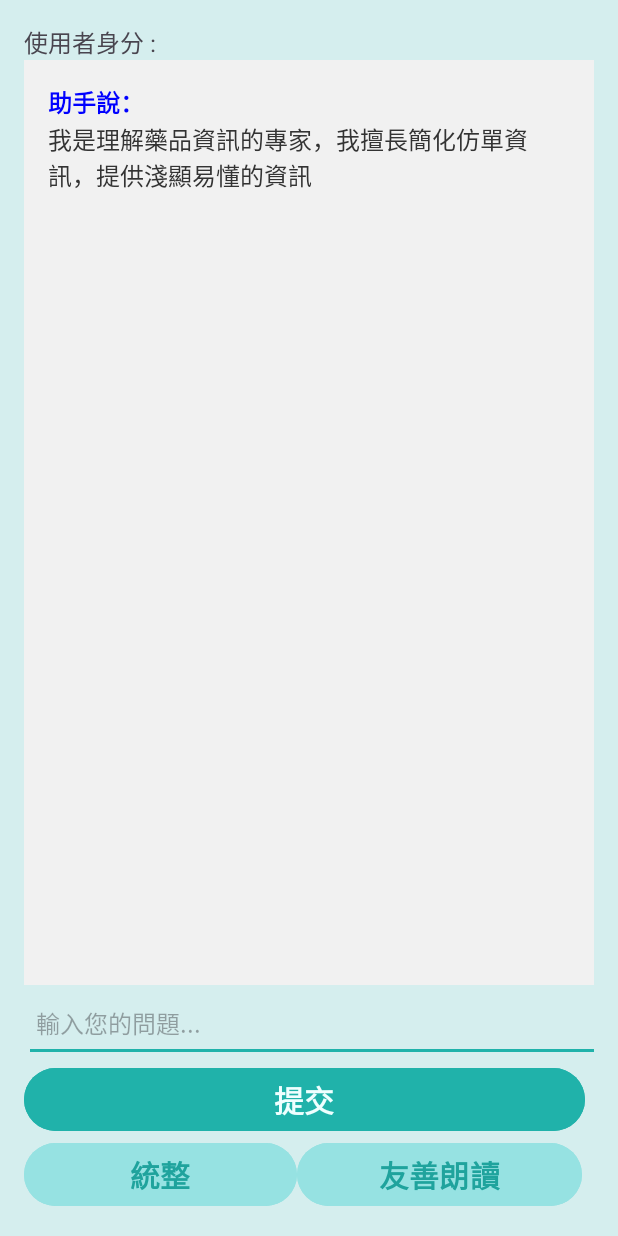
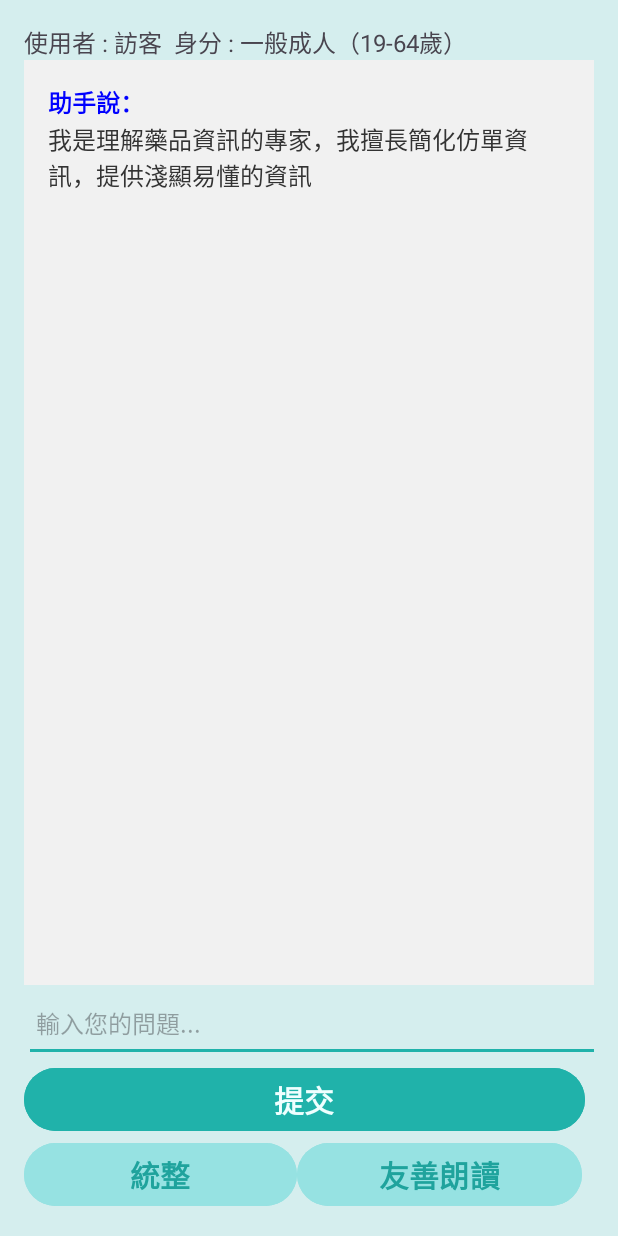
Before and after one commit to ZhenWei93/MedicineApp4, an Android app: the OpenAIActivity screen opened directly, with no data from a screen before it, on a phone screen of 412 x 824 dp. Run offline under Robolectric (Android 15) with nearby library versions, the light colour scheme and no system bars.

Commit message:
所有功能串接完成

```diff
--- a/app/build.gradle
+++ b/app/build.gradle
@@ -112,4 +112,6 @@ dependencies {
 
     implementation 'org.jetbrains.kotlinx:kotlinx-coroutines-core:1.7.3'
     implementation 'org.jetbrains.kotlinx:kotlinx-coroutines-android:1.7.3'
+// 掃描Qrcode
+    implementation 'com.journeyapps:zxing-android-embedded:4.3.0'
 }
--- a/app/src/main/java/edu/fju/medicineapp/AIConversation.kt
+++ b/app/src/main/java/edu/fju/medicineapp/AIConversation.kt
@@ -31,6 +31,7 @@ object AIModel
     val model = "gpt-3.5-turbo"
 
     val key = ""
+
     // OpenAI API
     val urlString = "https://api.openai.com/v1/chat/completions"
 
@@ -80,8 +81,8 @@ class AIConversation
             "content" to     "而且我擅長面對老人家，不用太複雜的文字或學術用語，我會講很簡單，而且我會講到啟智兒都聽得懂，"),
         mapOf("role" to "system",
             "content" to     "成份含量部分應要更簡潔，不要太臭長。"),
-        mapOf("role" to "system",
-            "content" to     "如果有人亂問不是有關藥品的問題，我不會回答他，並和他說：請詢問有關藥品的問題。"),
+//        mapOf("role" to "system",
+//            "content" to     "如果有人亂問不是有關藥品的問題，我不會回答他，並和他說：請詢問有關藥品的問題。"),
         mapOf("role" to "system",
             "content" to     "我會分辨藥品的食用方式，並且和使用者說明這是否可以用吃的。"),
         mapOf("role" to "system",
@@ -120,6 +121,15 @@ class AIConversation
                 else -> "列出一般副作用，確保資訊簡單易懂。"
             }
 
+            // 定義語氣風格
+            val tone = when (identity.lowercase()) {
+                "baby", "child" -> "溫柔、簡單、親切，像是對小孩說話，確保每個段落（用途、使用、副作用、注意事項）的說明都用超短句子，詞彙簡單，像跟小朋友聊天。\n" + "也可以於回應結尾加入\"有不懂的地方一定要記得告訴爸爸媽媽或是醫生喔！\""
+                "teenager" -> "直白、輕鬆，帶點鼓勵性"
+                "elderly" -> "耐心、清晰、尊重，語速慢"
+                "pregnant" -> "謹慎、溫暖、重視安全"
+                else -> "中性、專業、簡潔"
+            }
+
             var contentDetail = when (userType)
             {
                 "一般成人" ->
@@ -148,12 +158,23 @@ class AIConversation
                 """.trimIndent()
             }
 
+            // 針對baby和child添加額外的語氣指導
+//            val extraToneGuidance = when (identity.lowercase()) {
+//                "baby", "child" ->
+//                    """
+//                    確保每個段落（用途、使用、副作用、注意事項）的說明都用超短句子，詞彙簡單，像跟小朋友聊天。
+//                    在用途、副作用、注意事項的結尾隨機加入以下狀聲詞或提醒之一：["喔~", "要記得喔~", "好重要喔！", "小心點喔~"]。
+//                    整體回應結尾必須加上：有不懂的地方一定要記得告訴爸爸媽媽或是醫生喔！
+//                    """.trimIndent()
+//                            else -> ""
+//            }
+            // 最終提示詞
             """
-            當我簡化仿單資訊，總長度不超過300字，確保簡單易懂，適合老人或啟智兒：
-            我現在會針對${userType} 身份來回答。
-            根據身份的不同，會以以下規則來回傳：
-            ${contentDetail}
-            """.trimIndent()
+                當我簡化仿單資訊，總長度不超過300字，確保簡單易懂，適合老人或啟智兒：
+                針對${userType}身份回應，採用以下語氣：${tone}。
+                根據身份，遵循以下規則：
+                ${contentDetail}
+                """.trimIndent()
         }
 
         return fullPrompt()
--- a/app/src/main/java/edu/fju/medicineapp/OpenAIActivity.kt
+++ b/app/src/main/java/edu/fju/medicineapp/OpenAIActivity.kt
@@ -1,6 +1,7 @@
 package edu.fju.medicineapp
 
 
+import android.content.pm.PackageManager
 import android.graphics.Color
 import android.graphics.Typeface
 import android.os.Bundle
@@ -14,11 +15,14 @@ import android.widget.Button
 import android.widget.EditText
 import android.widget.TextView
 import androidx.appcompat.app.AppCompatActivity
+import androidx.core.app.ActivityCompat
+import androidx.core.content.ContextCompat
 import com.skh.storyteller.DefaultOnInfoListener
 import com.skh.storyteller.Storyteller
 import edu.fju.medicineapp.data.PreferencesManager
 import edu.fju.medicineapp.utility.SOUT
 import edu.fju.medicineapp.utility.UIUtility.closeKeyboard
+import android.Manifest
 
 
 class OpenAIActivity: AppCompatActivity(), AIConversationInterface
@@ -31,6 +35,7 @@ class OpenAIActivity: AppCompatActivity(), AIConversationInterface
     var aiConversation = AIConversation()
     var lastPackageInserSummary = ""
 
+    lateinit var userInfoTextView: TextView
     lateinit var inputTextField: EditText
     lateinit var outputLabel: TextView
     lateinit var responseButton: Button
@@ -42,6 +47,7 @@ class OpenAIActivity: AppCompatActivity(), AIConversationInterface
         super.onCreate(savedInstanceState)
         setContentView(R.layout.activity_openai)
 
+        userInfoTextView = findViewById<TextView>(R.id.UserInformation)
         inputTextField = findViewById<EditText>(R.id.inputTextField)
         outputLabel = findViewById<TextView>(R.id.outputLabel)
         responseButton = findViewById<Button>(R.id.responseButton)
@@ -60,12 +66,19 @@ class OpenAIActivity: AppCompatActivity(), AIConversationInterface
         var identity = PreferencesManager.getIdentity(this)
 //        identity = "child"
         SOUT.Loge(TAG, "id:$id, username:$username, identityDisplay:$identity")
-//        "baby" -> "幼兒（0-3歲）"
-//        "child" -> "孩童（4-12歲）"
-//        "teenager" -> "青少年（13-18歲）"
-//        "elderly" -> "年長者（65歲以上）"
-//        "pregnant" -> "孕婦"
-//        else -> "一般成人"
+
+        // 將英文代碼轉換成中文描述
+        val identityDisplay = when (identity) {
+            "baby" -> "幼兒（0-3歲）"
+            "child" -> "孩童（4-12歲）"
+            "teenager" -> "青少年（13-18歲）"
+            "elderly" -> "年長者（65歲以上）"
+            "pregnant" -> "孕婦"
+            else -> "一般成人（19-64歲）"
+        }
+
+        userInfoTextView.text = "使用者 : $username  身分 : $identityDisplay"
+
         aiConversation.addHistory(mapOf("role" to "system", "content" to aiConversation.getCharacterRule(identity)))
 
         summaryButton.setOnClickListener()
@@ -91,6 +104,10 @@ class OpenAIActivity: AppCompatActivity(), AIConversationInterface
 
         friendlyReadButton.setOnClickListener()
         {
+            //確認是否開起麥克風
+//            if (ContextCompat.checkSelfPermission(this, Manifest.permission.RECORD_AUDIO) != PackageManager.PERMISSION_GRANTED) {
+//                ActivityCompat.requestPermissions(this, arrayOf(Manifest.permission.RECORD_AUDIO), 1)
+//            }
             SOUT.Loge(TAG, "lastPackageInserSummary: $lastPackageInserSummary")
             if (lastPackageInserSummary.isNotEmpty())
                 Storyteller.speak(this, lastPackageInserSummary, DefaultOnInfoListener(this))
@@ -146,19 +163,19 @@ class OpenAIActivity: AppCompatActivity(), AIConversationInterface
                 //"system" -> "系統說：${message["content"]}"     //嘗試隱藏
                 "user" ->
                 {
-                    // "使用者說" 设置为粗体和绿色
+                    // "使用者說" 設置為粗體和綠色
                     val userText = SpannableString("使用者說：${message["content"]}\n\n")
                     userText.setSpan(StyleSpan(Typeface.BOLD), 0, 5, Spanned.SPAN_EXCLUSIVE_EXCLUSIVE) // 加粗 "使用者說"
-                    userText.setSpan(ForegroundColorSpan(Color.MAGENTA), 0, 5, Spanned.SPAN_EXCLUSIVE_EXCLUSIVE) // 设置绿色
+                    userText.setSpan(ForegroundColorSpan(Color.MAGENTA), 0, 5, Spanned.SPAN_EXCLUSIVE_EXCLUSIVE) // 設置綠色
                     spannableStringBuilder.append(userText)
                 }
 
                 "assistantold" ->
                 {
-                    // "助手說" 设置为粗体和蓝色
+                    // "助手說" 設置為粗體和藍色
                     val assistantText = SpannableString("助手說：${message["content"]}\n\n")
                     assistantText.setSpan(StyleSpan(Typeface.BOLD), 0, 4, Spanned.SPAN_EXCLUSIVE_EXCLUSIVE) // 加粗 "助手說"
-                    assistantText.setSpan(ForegroundColorSpan(Color.BLUE), 0, 4, Spanned.SPAN_EXCLUSIVE_EXCLUSIVE) // 设置蓝色
+                    assistantText.setSpan(ForegroundColorSpan(Color.BLUE), 0, 4, Spanned.SPAN_EXCLUSIVE_EXCLUSIVE) // 設置藍色
                     spannableStringBuilder.append(assistantText)
                 }
                 "assistant" ->
--- a/app/src/main/java/edu/fju/medicineapp/data/PreferencesManager.kt
+++ b/app/src/main/java/edu/fju/medicineapp/data/PreferencesManager.kt
@@ -17,7 +17,7 @@ object PreferencesManager {
 
     // 獲取用戶資料
     fun getUserId(context: Context): String = getPreferences(context).getString(KEY_ID, "N/A") ?: "N/A"
-    fun getUsername(context: Context): String = getPreferences(context).getString(KEY_USERNAME, "N/A") ?: "N/A"
+    fun getUsername(context: Context): String = getPreferences(context).getString(KEY_USERNAME, "訪客") ?: "訪客"
     fun getIdentity(context: Context): String = getPreferences(context).getString(KEY_IDENTITY, "general") ?: "general"
     fun getToken(context: Context): String? = getPreferences(context).getString(KEY_TOKEN, null)
 
--- a/app/src/main/res/layout/activity_camera.xml
+++ b/app/src/main/res/layout/activity_camera.xml
@@ -44,11 +44,10 @@
                 android:layout_height="wrap_content"
                 android:text="拍照" />
 
-            <Button
-                android:id="@+id/reTakeButton"
+            <Button android:id="@+id/scanQRButton"
                 android:layout_width="187dp"
                 android:layout_height="wrap_content"
-                android:text="重拍" />
+                android:text="掃描"/>
 
 
         </LinearLayout>
```
Also changed, not shown: app/src/main/java/edu/fju/medicineapp/KetchCameraActivity.kt (+41 -18 lines).
